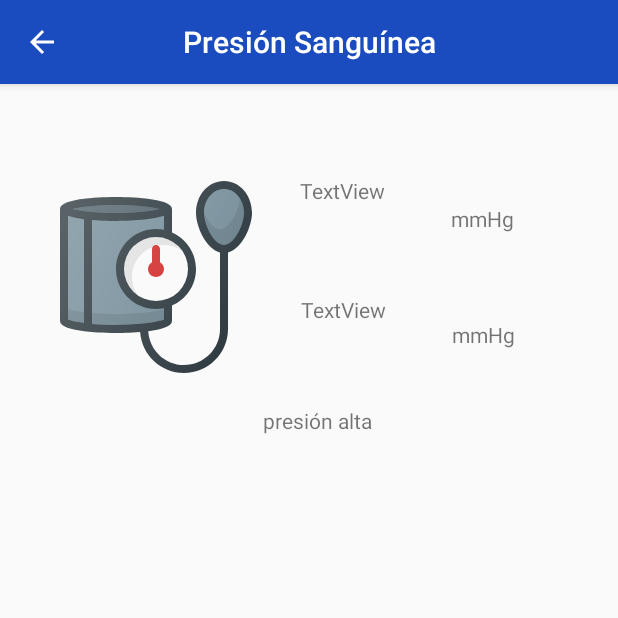
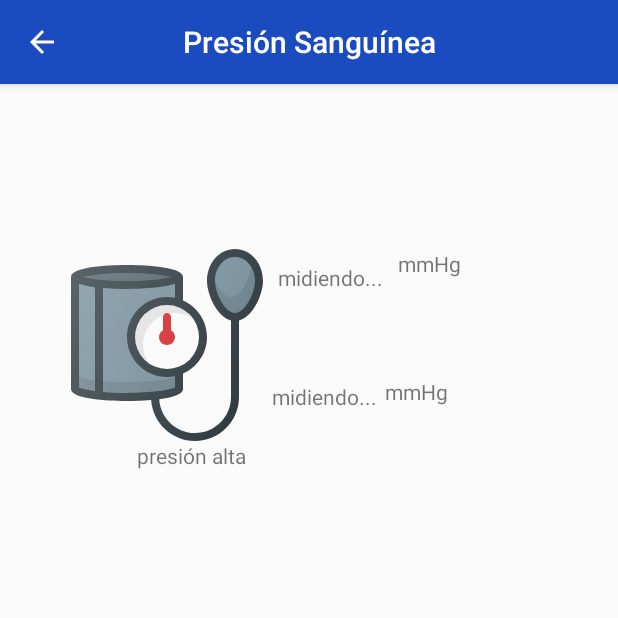
Before and after one commit to YerkoCuzmar/VitalSignsCheckup, an Android app: the MonitorBloodPressure screen opened directly, with no data from a screen before it, on a phone screen of 412 x 824 dp, the top half of it. Run offline under Robolectric (Android 15) with nearby library versions, the phone set to English and light mode, and no system bars.

Commit message:
bloodpressure: layouts PRO

```diff
--- a/app/src/main/res/layout/activity_monitor_blood_pressure.xml
+++ b/app/src/main/res/layout/activity_monitor_blood_pressure.xml
@@ -21,91 +21,102 @@
         app:layout_constraintGuide_begin="0dp" />
 
     <LinearLayout
-        android:id="@+id/linearLayout"
-        android:layout_width="410dp"
-        android:layout_height="257dp"
-        android:gravity="center"
+        android:id="@+id/upside_layout"
+        android:layout_width="324dp"
+        android:layout_height="200dp"
         android:orientation="vertical"
         android:padding="8dp"
-        tools:ignore="MissingConstraints"
-        tools:layout_editor_absoluteX="0dp"
-        tools:layout_editor_absoluteY="0dp">
+        app:layout_constraintBottom_toBottomOf="parent"
+        app:layout_constraintEnd_toEndOf="parent"
+        app:layout_constraintHorizontal_bias="0.45"
+        app:layout_constraintStart_toStartOf="parent"
+        app:layout_constraintTop_toTopOf="parent"
+        app:layout_constraintVertical_bias="0.18"
+        tools:ignore="MissingConstraints">
+
+        <LinearLayout
+            android:id="@+id/not_alert"
+            android:layout_width="308dp"
+            android:layout_height="wrap_content"
+            android:layout_gravity="center"
+            android:orientation="horizontal">
+
+
+            <ImageView
+                android:id="@+id/bp_imagen"
+                android:layout_width="wrap_content"
+                android:layout_height="wrap_content"
+                android:layout_gravity="right"
+                app:srcCompat="@drawable/ic_blood_pressure" />
+
+            <LinearLayout
+                android:layout_width="match_parent"
+                android:layout_height="match_parent"
+                android:layout_marginRight="@dimen/default_gap"
+                android:orientation="vertical">
+
+                <LinearLayout
+                    android:layout_width="match_parent"
+                    android:layout_height="37dp"
+                    android:layout_weight="1"
+                    android:orientation="horizontal">
+
+                    <TextView
+                        android:id="@+id/bp_medicion_mmhg2"
+                        android:layout_width="90dp"
+                        android:layout_height="38dp"
+                        android:gravity="center_horizontal|center_vertical"
+                        android:text="midiendo..." />
+
+                    <TextView
+                        android:id="@+id/med_mmhg2"
+                        android:layout_width="wrap_content"
+                        android:layout_height="wrap_content"
+                        android:layout_gravity="right"
+                        android:text="mmHg" />
+                </LinearLayout>
+
+                <LinearLayout
+                    android:layout_width="match_parent"
+                    android:layout_height="25dp"
+                    android:layout_weight="1"
+                    android:gravity="center_vertical"
+                    android:orientation="horizontal"
+                    android:visibility="visible">
+
+                    <TextView
+                        android:id="@+id/bp_medicion_mmhg"
+                        android:layout_width="81dp"
+                        android:layout_height="45dp"
+                        android:gravity="center_horizontal|center_vertical"
+                        android:text="midiendo..." />
+
+                    <TextView
+                        android:id="@+id/med_mmhg1"
+                        android:layout_width="64dp"
+                        android:layout_height="27dp"
+                        android:text="mmHg" />
+                </LinearLayout>
+            </LinearLayout>
 
         </LinearLayout>
+
+        <LinearLayout
+            android:id="@+id/alert"
+            android:layout_width="161dp"
+            android:layout_height="38dp"
+            android:gravity="center_horizontal"
+            android:orientation="horizontal">
 
             <TextView
                 android:id="@+id/estado"
                 android:layout_width="wrap_content"
                 android:layout_height="wrap_content"
-        android:text="mostrar alerta"
-        app:layout_constraintBottom_toBottomOf="@+id/linearLayout"
-        app:layout_constraintEnd_toEndOf="@+id/linearLayout"
-        app:layout_constraintHorizontal_bias="0.52"
-        app:layout_constraintStart_toStartOf="@+id/guideline_left"
-        app:layout_constraintTop_toBottomOf="@+id/bp_imagen"
-        app:layout_constraintVertical_bias="0.488" />
+                android:gravity="center"
+                android:text="mostrar alerta" />
+        </LinearLayout>
 
-    <ImageView
-        android:id="@+id/bp_imagen"
-        android:layout_width="wrap_content"
-        android:layout_height="wrap_content"
-        android:layout_marginEnd="150dp"
-        app:layout_constraintBottom_toBottomOf="@+id/linearLayout"
-        app:layout_constraintEnd_toEndOf="parent"
-        app:layout_constraintHorizontal_bias="0.3"
-        app:layout_constraintStart_toStartOf="parent"
-        app:layout_constraintTop_toTopOf="@+id/linearLayout"
-        app:srcCompat="@drawable/ic_blood_pressure" />
-
-    <TextView
-        android:id="@+id/bp_medicion_mmhg"
-        android:layout_width="81dp"
-        android:layout_height="45dp"
-        android:text="TextView"
-        app:layout_constraintBottom_toBottomOf="@+id/linearLayout"
-        app:layout_constraintEnd_toEndOf="@+id/linearLayout"
-        app:layout_constraintHorizontal_bias="0.2"
-        app:layout_constraintStart_toEndOf="@+id/bp_imagen"
-        app:layout_constraintTop_toTopOf="parent"
-        app:layout_constraintVertical_bias="0.29000002" />
-
-    <TextView
-        android:id="@+id/bp_medicion_mmhg2"
-        android:layout_width="81dp"
-        android:layout_height="45dp"
-        android:text="TextView"
-        app:layout_constraintBottom_toBottomOf="@+id/linearLayout"
-        app:layout_constraintEnd_toEndOf="parent"
-        app:layout_constraintHorizontal_bias="0.2"
-        app:layout_constraintStart_toEndOf="@+id/bp_imagen"
-        app:layout_constraintTop_toBottomOf="@+id/bp_medicion_mmhg"
-        app:layout_constraintVertical_bias="0.32" />
-
-    <TextView
-        android:id="@+id/med_mmhg1"
-        android:layout_width="64dp"
-        android:layout_height="27dp"
-        android:layout_marginBottom="70dp"
-        android:text="mmHg"
-        app:layout_constraintBottom_toBottomOf="@+id/linearLayout"
-        app:layout_constraintEnd_toEndOf="@+id/linearLayout"
-        app:layout_constraintHorizontal_bias="0.3"
-        app:layout_constraintStart_toEndOf="@+id/bp_medicion_mmhg"
-        app:layout_constraintTop_toTopOf="@+id/linearLayout" />
-
-    <TextView
-        android:id="@+id/med_mmhg2"
-        android:layout_width="64dp"
-        android:layout_height="27dp"
-        android:layout_marginTop="123dp"
-        android:layout_marginBottom="140dp"
-        android:text="mmHg"
-        app:layout_constraintBottom_toBottomOf="@+id/linearLayout"
-        app:layout_constraintEnd_toEndOf="@+id/linearLayout"
-        app:layout_constraintHorizontal_bias="0.3"
-        app:layout_constraintStart_toEndOf="@+id/bp_medicion_mmhg2"
-        app:layout_constraintTop_toBottomOf="@+id/med_mmhg1"
-        app:layout_constraintVertical_bias="0.52" />
+    </LinearLayout>
 
 
 </androidx.constraintlayout.widget.ConstraintLayout>
```
Lines whose indentation alone changed are shown as unchanged.
